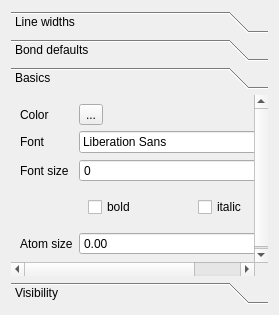
Old version of the form libmolsketch/scenepropertieswidget.ui in the repository timvdm/Molsketch.
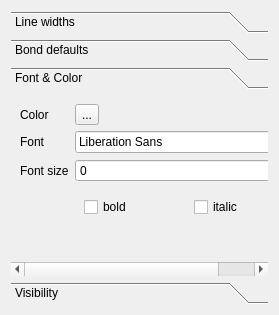
New version of the form. The open tabs and pages were chosen to show the change.

Commit message: Wire some more more settings to the GUI

Diff of the .ui file:
```diff
--- a/libmolsketch/scenepropertieswidget.ui
+++ b/libmolsketch/scenepropertieswidget.ui
@@ -106,7 +106,7 @@
        </rect>
       </property>
       <attribute name="label">
-       <string>Basics</string>
+       <string>Font &amp;&amp; Color</string>
       </attribute>
       <layout class="QFormLayout" name="formLayout_3">
        <item row="0" column="0">
@@ -163,16 +163,6 @@
          </layout>
         </widget>
        </item>
-       <item row="4" column="0">
-        <widget class="QLabel" name="atomSizeLabel">
-         <property name="text">
-          <string>Atom size</string>
-         </property>
-        </widget>
-       </item>
-       <item row="4" column="1">
-        <widget class="QDoubleSpinBox" name="atomSize"/>
-       </item>
       </layout>
      </widget>
      <widget class="QWidget" name="visibility">
```
Left out of the diff: 2 changed lines with no effect on the pictures. The commit also changes 1 other file.
